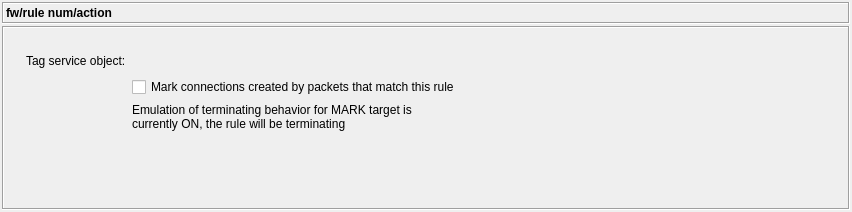
The window that src/gui/actionsdialog_q.ui (fwbuilder/fwbuilder) describes before a commit, drawn with Qt 5.
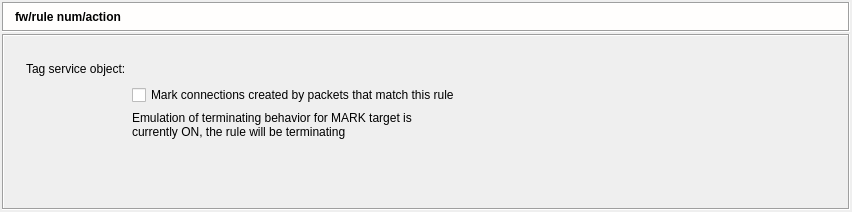
The same window after the commit. Icons and pictures are not drawn. Custom widgets are drawn as their Qt base class.

```diff
--- a/src/gui/actionsdialog_q.ui
+++ b/src/gui/actionsdialog_q.ui
@@ -47,9 +47,76 @@
        <property name="minimumSize" >
         <size>
          <width>16</width>
-         <height>20</height>
+         <height>30</height>
         </size>
        </property>
+       <property name="palette" >
+        <palette>
+         <active>
+          <colorrole role="Base" >
+           <brush brushstyle="SolidPattern" >
+            <color alpha="255" >
+             <red>255</red>
+             <green>255</green>
+             <blue>255</blue>
+            </color>
+           </brush>
+          </colorrole>
+          <colorrole role="Window" >
+           <brush brushstyle="SolidPattern" >
+            <color alpha="255" >
+             <red>255</red>
+             <green>254</green>
+             <blue>253</blue>
+            </color>
+           </brush>
+          </colorrole>
+         </active>
+         <inactive>
+          <colorrole role="Base" >
+           <brush brushstyle="SolidPattern" >
+            <color alpha="255" >
+             <red>255</red>
+             <green>255</green>
+             <blue>255</blue>
+            </color>
+           </brush>
+          </colorrole>
+          <colorrole role="Window" >
+           <brush brushstyle="SolidPattern" >
+            <color alpha="255" >
+             <red>255</red>
+             <green>254</green>
+             <blue>253</blue>
+            </color>
+           </brush>
+          </colorrole>
+         </inactive>
+         <disabled>
+          <colorrole role="Base" >
+           <brush brushstyle="SolidPattern" >
+            <color alpha="255" >
+             <red>255</red>
+             <green>254</green>
+             <blue>253</blue>
+            </color>
+           </brush>
+          </colorrole>
+          <colorrole role="Window" >
+           <brush brushstyle="SolidPattern" >
+            <color alpha="255" >
+             <red>255</red>
+             <green>254</green>
+             <blue>253</blue>
+            </color>
+           </brush>
+          </colorrole>
+         </disabled>
+        </palette>
+       </property>
+       <property name="autoFillBackground" >
+        <bool>true</bool>
+       </property>
        <property name="frameShape" >
         <enum>QFrame::Box</enum>
        </property>
@@ -72,6 +139,16 @@
         <property name="bottomMargin" >
          <number>2</number>
         </property>
+        <item>
+         <widget class="QLabel" name="icon" >
+          <property name="text" >
+           <string/>
+          </property>
+          <property name="pixmap" >
+           <pixmap resource="MainRes.qrc" >:/Icons/Accept</pixmap>
+          </property>
+         </widget>
+        </item>
         <item>
          <widget class="QLabel" name="action" >
           <property name="sizePolicy" >
```
Left out of the diff: 4 changed lines with no effect on the pictures.
